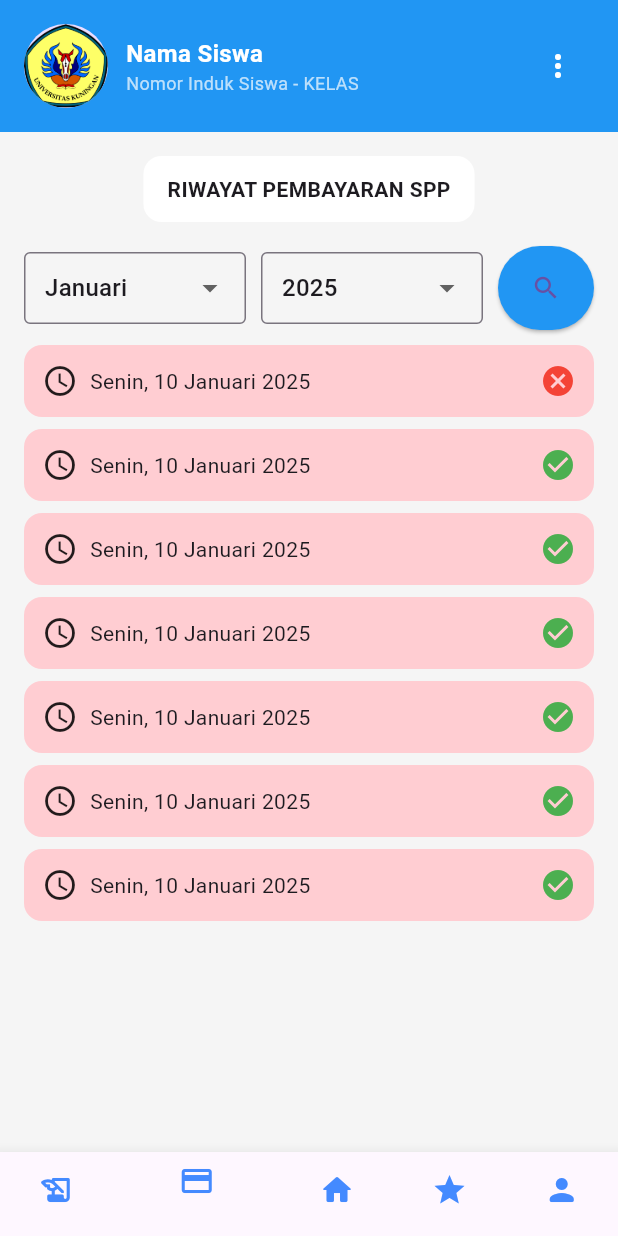
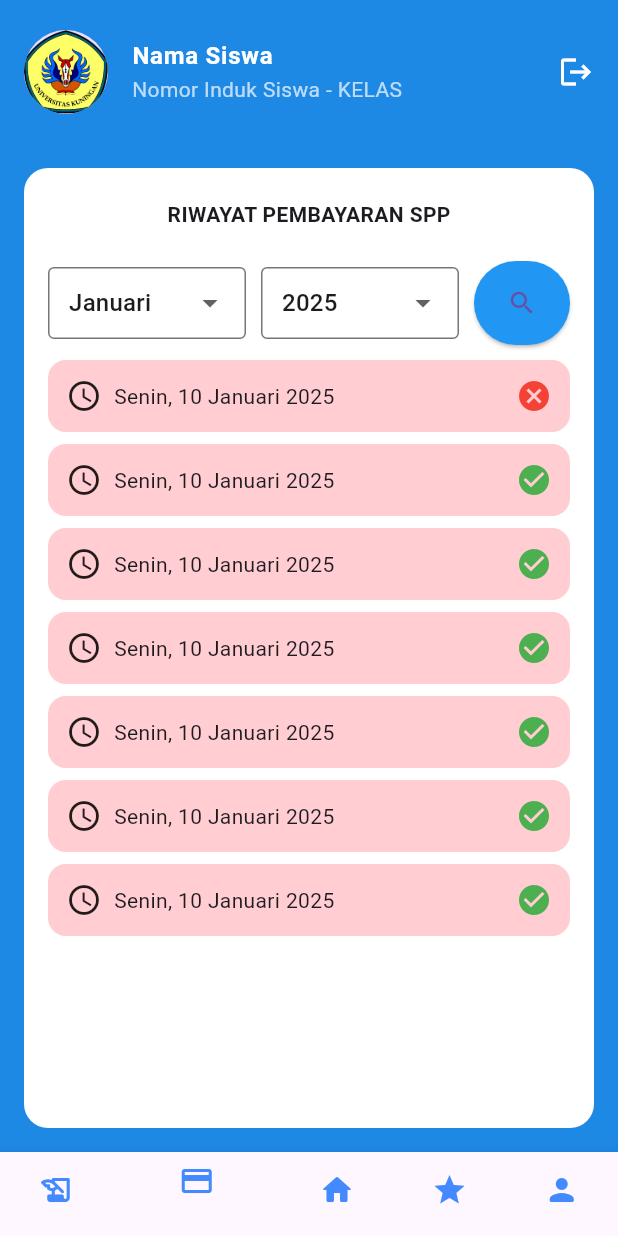
Before and after one commit to MrFatra/presensi_flutter, a Flutter app: the screen it shows after launch, item 2 of the bottom bar chosen, on a phone screen of 412 x 824 dp. Run offline on Flutter 3.47's test engine with Material 3 defaults, Android fonts, the phone set to English and light mode, and no system bars.

Commit message:
clean page books and page spp

```diff
--- a/lib/main.dart
+++ b/lib/main.dart
@@ -3,6 +3,7 @@ import 'package:presensi_flutter_test/views/home_page.dart';
 import 'package:presensi_flutter_test/views/login_page.dart';
 import 'package:presensi_flutter_test/views/permission.dart';
 import 'package:presensi_flutter_test/views/profile_siswa.dart';
+import 'package:presensi_flutter_test/views/riwayatpeminjamanbuku.dart';
 
 void main() {
   runApp(const MyApp());
@@ -14,7 +15,7 @@ class MyApp extends StatelessWidget {
   @override
   Widget build(BuildContext context) {
     return const MaterialApp(
-      home: HomePage(),
+      home: RiwayatPeminjamanBukuPage(),
       debugShowCheckedModeBanner: false,
     );
   }
--- a/lib/views/riwayatspp.dart
+++ b/lib/views/riwayatspp.dart
@@ -1,5 +1,6 @@
 import 'package:flutter/material.dart';
 import 'package:presensi_flutter_test/widgets/bottom_navbar.dart';
+import 'package:presensi_flutter_test/widgets/profil_widget.dart';
 
 class RiwayatSPPPage extends StatefulWidget {
   const RiwayatSPPPage({super.key});
@@ -12,8 +13,18 @@ class _RiwayatSPPPageState extends State<RiwayatSPPPage> {
   String selectedBulan = 'Januari';
   String selectedTahun = '2025';
   List<String> bulanList = [
-    'Januari', 'Februari', 'Maret', 'April', 'Mei', 'Juni',
-    'Juli', 'Agustus', 'September', 'Oktober', 'November', 'Desember'
+    'Januari',
+    'Februari',
+    'Maret',
+    'April',
+    'Mei',
+    'Juni',
+    'Juli',
+    'Agustus',
+    'September',
+    'Oktober',
+    'November',
+    'Desember'
   ];
   List<String> tahunList = ['2023', '2024', '2025'];
 
@@ -30,52 +41,24 @@ class _RiwayatSPPPageState extends State<RiwayatSPPPage> {
   @override
   Widget build(BuildContext context) {
     return Scaffold(
-      backgroundColor: Colors.grey[100],
+      backgroundColor: Colors.blue.shade600,
       bottomNavigationBar: BottomNavbar(currentIndex: 1),
       body: SafeArea(
         child: Column(
           children: [
-            // Header profil
-            Container(
-              padding: const EdgeInsets.all(16),
-              color: Colors.blue,
-              child: Row(
+            ProfileHeader(),
+            Expanded(
+                child: Container(
+              margin: EdgeInsets.symmetric(horizontal: 16, vertical: 16),
+              decoration: BoxDecoration(
+                  color: Colors.white,
+                  borderRadius: BorderRadius.circular(16)),
+              child: Column(
                 children: [
-                  const CircleAvatar(
-                    radius: 28,
-                    backgroundImage: AssetImage('assets/images/gambar.png'),
-                  ),
-                  const SizedBox(width: 12),
-                  Column(
-                    crossAxisAlignment: CrossAxisAlignment.start,
-                    children: const [
-                      Text(
-                        'Nama Siswa',
-                        style: TextStyle(color: Colors.white, fontSize: 16, fontWeight: FontWeight.bold),
-                      ),
-                      Text(
-                        'Nomor Induk Siswa - KELAS',
-                        style: TextStyle(color: Colors.white70, fontSize: 12),
-                      ),
-                    ],
-                  ),
-                  const Spacer(),
-                  IconButton(
-                    icon: const Icon(Icons.more_vert, color: Colors.white),
-                    onPressed: () {},
-                  ),
-                ],
-              ),
-            ),
-
-            // Title Riwayat SPP
                   Container(
                     margin: const EdgeInsets.all(16),
-              padding: const EdgeInsets.symmetric(vertical: 12, horizontal: 16),
-              decoration: BoxDecoration(
-                color: Colors.white,
-                borderRadius: BorderRadius.circular(12),
-              ),
+                    padding: const EdgeInsets.symmetric(
+                    vertical: 5, horizontal: 16),
                     child: const Text(
                       'RIWAYAT PEMBAYARAN SPP',
                       style: TextStyle(fontWeight: FontWeight.bold),
@@ -91,7 +74,8 @@ class _RiwayatSPPPageState extends State<RiwayatSPPPage> {
                           child: DropdownButtonFormField<String>(
                             value: selectedBulan,
                             items: bulanList.map((bulan) {
-                        return DropdownMenuItem(value: bulan, child: Text(bulan));
+                              return DropdownMenuItem(
+                                  value: bulan, child: Text(bulan));
                             }).toList(),
                             onChanged: (val) {
                               setState(() {
@@ -100,7 +84,8 @@ class _RiwayatSPPPageState extends State<RiwayatSPPPage> {
                             },
                             decoration: const InputDecoration(
                               border: OutlineInputBorder(),
-                        contentPadding: EdgeInsets.symmetric(horizontal: 10),
+                              contentPadding:
+                                  EdgeInsets.symmetric(horizontal: 10),
                             ),
                           ),
                         ),
@@ -109,7 +94,8 @@ class _RiwayatSPPPageState extends State<RiwayatSPPPage> {
                           child: DropdownButtonFormField<String>(
                             value: selectedTahun,
                             items: tahunList.map((tahun) {
-                        return DropdownMenuItem(value: tahun, child: Text(tahun));
+                              return DropdownMenuItem(
+                                  value: tahun, child: Text(tahun));
                             }).toList(),
                             onChanged: (val) {
                               setState(() {
@@ -118,7 +104,8 @@ class _RiwayatSPPPageState extends State<RiwayatSPPPage> {
                             },
                             decoration: const InputDecoration(
                               border: OutlineInputBorder(),
-                        contentPadding: EdgeInsets.symmetric(horizontal: 10),
+                              contentPadding:
+                                  EdgeInsets.symmetric(horizontal: 10),
                             ),
                           ),
                         ),
@@ -129,7 +116,8 @@ class _RiwayatSPPPageState extends State<RiwayatSPPPage> {
                           },
                           style: ElevatedButton.styleFrom(
                             backgroundColor: Colors.blue,
-                      padding: const EdgeInsets.symmetric(horizontal: 16, vertical: 18),
+                            padding: const EdgeInsets.symmetric(
+                                horizontal: 16, vertical: 18),
                           ),
                           child: const Icon(Icons.search, size: 20),
                         ),
@@ -160,8 +148,11 @@ class _RiwayatSPPPageState extends State<RiwayatSPPPage> {
                               Text(data['tanggal']),
                               const Spacer(),
                               Icon(
-                          data['status'] ? Icons.check_circle : Icons.cancel,
-                          color: data['status'] ? Colors.green : Colors.red,
+                                data['status']
+                                    ? Icons.check_circle
+                                    : Icons.cancel,
+                                color:
+                                    data['status'] ? Colors.green : Colors.red,
                               ),
                             ],
                           ),
@@ -171,6 +162,9 @@ class _RiwayatSPPPageState extends State<RiwayatSPPPage> {
                   ),
                 ],
               ),
+            ))
+          ],
+        ),
       ),
     );
   }
```
Also changed, not shown: lib/views/home_page.dart (+5 -66 lines), 4 other files. Lines whose indentation alone changed are shown as unchanged.
